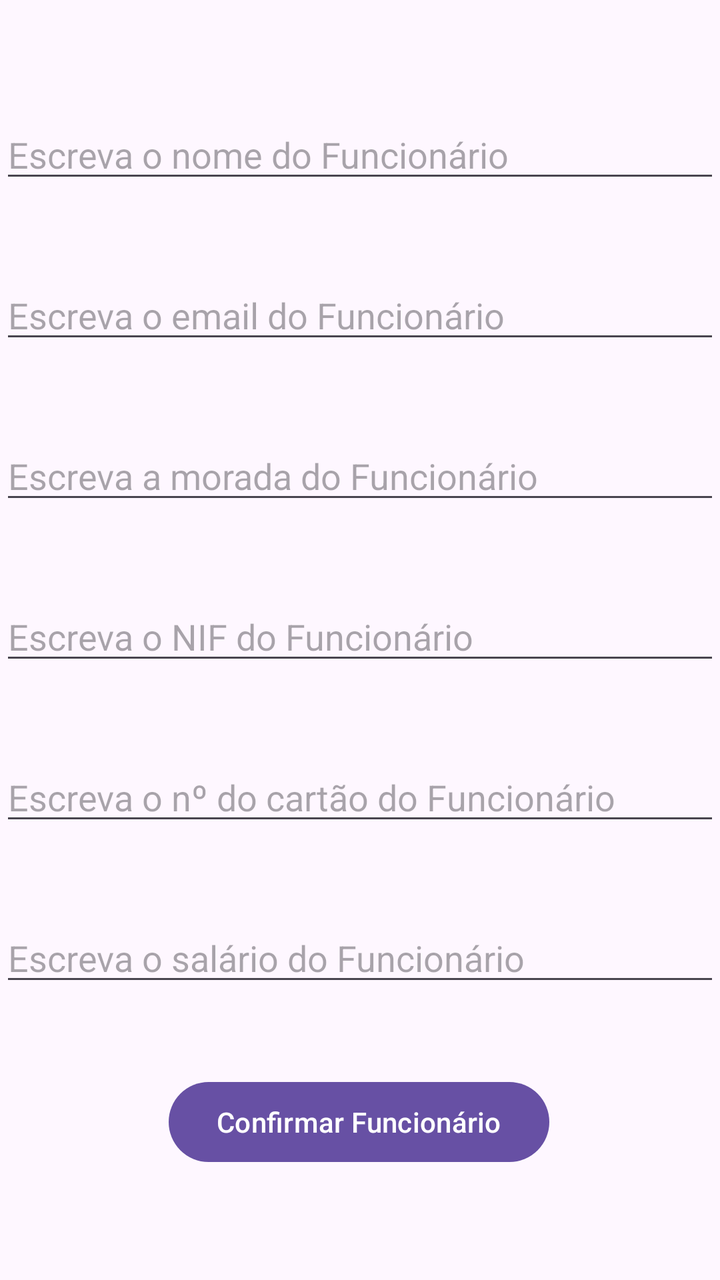
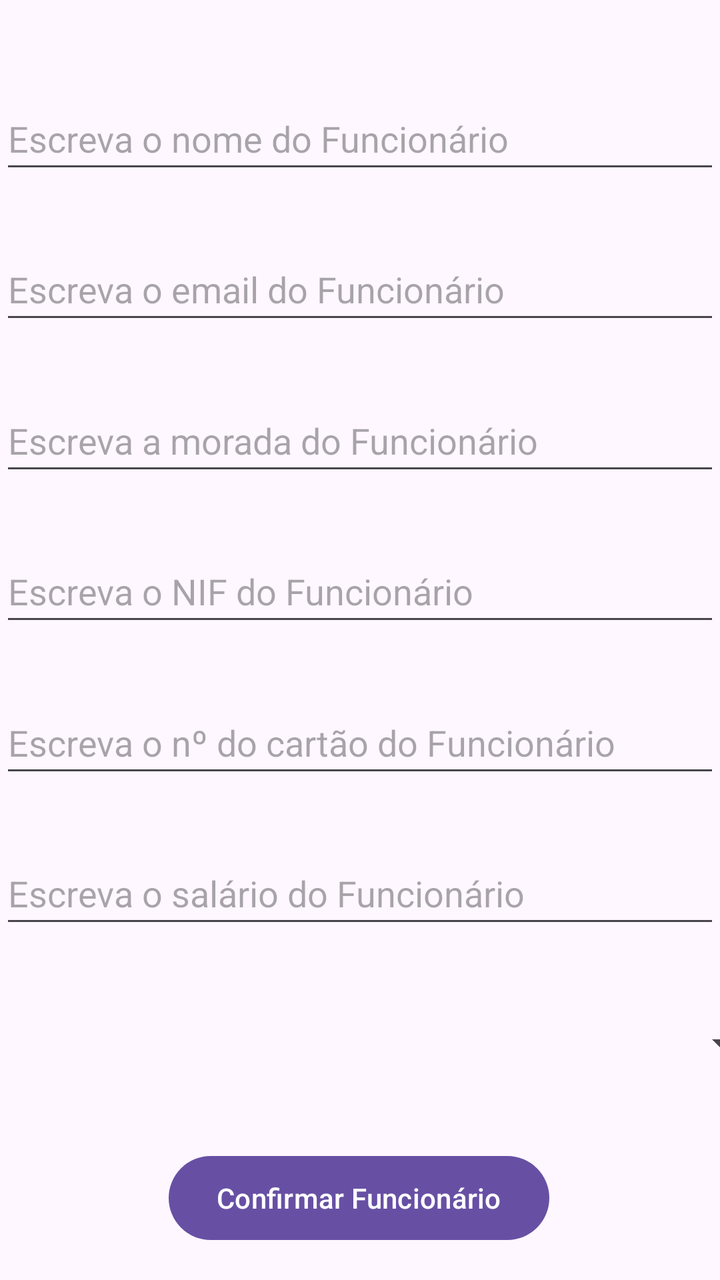

The first picture is an Android layout as it rendered before a commit; the second is the same layout after the commit. The layout source and the unified diff follow.
<!-- AndroidManifest.xml: application theme Theme.ProjectDroid_1220893_1241190 -->
<!-- res/layout/activity_adicionar_funcionario.xml -->
<?xml version="1.0" encoding="utf-8"?>
<androidx.constraintlayout.widget.ConstraintLayout xmlns:android="http://schemas.android.com/apk/res/android"
    xmlns:app="http://schemas.android.com/apk/res-auto"
    xmlns:tools="http://schemas.android.com/tools"
    android:id="@+id/main"
    android:layout_width="match_parent"
    android:layout_height="match_parent"
    tools:context=".ui.AdicionarFuncionario">

    <EditText
        android:id="@+id/editTextSalarioFuncionario"
        android:layout_width="0dp"
        android:layout_height="wrap_content"
        android:hint="Escreva o salário do Funcionário"
        android:inputType="text"
        android:maxLines="1"
        app:layout_constraintBottom_toTopOf="@+id/buttonConfirmarFuncionario"
        app:layout_constraintEnd_toEndOf="parent"
        app:layout_constraintHorizontal_bias="0.0"
        app:layout_constraintStart_toStartOf="parent"
        app:layout_constraintTop_toBottomOf="@+id/editTextNCartaoFuncionario" />

    <EditText
        android:id="@+id/editTextNCartaoFuncionario"
        android:layout_width="0dp"
        android:layout_height="wrap_content"
        android:hint="Escreva o nº do cartão do Funcionário"
        android:inputType="text"
        android:maxLines="1"
        app:layout_constraintBottom_toTopOf="@+id/editTextSalarioFuncionario"
        app:layout_constraintEnd_toEndOf="parent"
        app:layout_constraintHorizontal_bias="0.0"
        app:layout_constraintStart_toStartOf="parent"
        app:layout_constraintTop_toBottomOf="@+id/editTextNifFuncionario" />

    <EditText
        android:id="@+id/editTextMoradaFuncionario"
        android:layout_width="0dp"
        android:layout_height="wrap_content"
        android:hint="Escreva a morada do Funcionário"
        android:inputType="text"
        android:maxLines="1"
        app:layout_constraintBottom_toTopOf="@+id/editTextNifFuncionario"
        app:layout_constraintEnd_toEndOf="parent"
        app:layout_constraintHorizontal_bias="0.0"
        app:layout_constraintStart_toStartOf="parent"
        app:layout_constraintTop_toBottomOf="@+id/editTextEmailFuncionario" />

    <EditText
        android:id="@+id/editTextNifFuncionario"
        android:layout_width="0dp"
        android:layout_height="wrap_content"
        android:hint="Escreva o NIF do Funcionário"
        android:inputType="text"
        android:maxLines="1"
        app:layout_constraintBottom_toTopOf="@+id/editTextNCartaoFuncionario"
        app:layout_constraintEnd_toEndOf="parent"
        app:layout_constraintStart_toStartOf="parent"
        app:layout_constraintTop_toBottomOf="@+id/editTextMoradaFuncionario" />

    <EditText
        android:id="@+id/editTextNomeFuncionario"
        android:layout_width="0dp"
        android:layout_height="wrap_content"
        android:layout_marginTop="16dp"
        android:hint="Escreva o nome do Funcionário"
        android:inputType="text"
        android:maxLines="1"
        app:layout_constraintBottom_toTopOf="@+id/editTextEmailFuncionario"
        app:layout_constraintEnd_toEndOf="parent"
        app:layout_constraintStart_toStartOf="parent"
        app:layout_constraintTop_toTopOf="parent" />

    <EditText
        android:id="@+id/editTextEmailFuncionario"
        android:layout_width="0dp"
        android:layout_height="wrap_content"
        android:hint="Escreva o email do Funcionário"
        android:inputType="text"
        android:maxLines="1"
        app:layout_constraintBottom_toTopOf="@+id/editTextMoradaFuncionario"
        app:layout_constraintEnd_toEndOf="parent"
        app:layout_constraintHorizontal_bias="0.0"
        app:layout_constraintStart_toStartOf="parent"
        app:layout_constraintTop_toBottomOf="@+id/editTextNomeFuncionario" />

    <Button
        android:id="@+id/buttonConfirmarFuncionario"
        android:layout_width="wrap_content"
        android:layout_height="wrap_content"
        android:layout_marginStart="160dp"
        android:layout_marginEnd="161dp"
        android:layout_marginBottom="16dp"
        android:text="Confirmar Funcionário"
        app:layout_constraintBottom_toBottomOf="parent"
        app:layout_constraintEnd_toEndOf="parent"
        app:layout_constraintStart_toStartOf="parent"
        app:layout_constraintTop_toBottomOf="@+id/editTextSalarioFuncionario" />
</androidx.constraintlayout.widget.ConstraintLayout>
<!-- resources referenced by this layout -->
<resources>
  <style name="Theme.ProjectDroid_1220893_1241190" parent="Base.Theme.ProjectDroid_1220893_1241190" />
  <style name="Base.Theme.ProjectDroid_1220893_1241190" parent="Theme.Material3.DayNight.NoActionBar">
          
          
      </style>
</resources>

<!-- the commit's change to res/layout/activity_adicionar_funcionario.xml (unified diff, before → after) -->
@@ -10,11 +10,11 @@
     <EditText
         android:id="@+id/editTextSalarioFuncionario"
         android:layout_width="0dp"
-        android:layout_height="wrap_content"
+        android:layout_height="48dp"
         android:hint="Escreva o salário do Funcionário"
-        android:inputType="text"
+        android:inputType="numberDecimal"
         android:maxLines="1"
-        app:layout_constraintBottom_toTopOf="@+id/buttonConfirmarFuncionario"
+        app:layout_constraintBottom_toTopOf="@+id/spinnerFuncionarAdicionar"
         app:layout_constraintEnd_toEndOf="parent"
         app:layout_constraintHorizontal_bias="0.0"
         app:layout_constraintStart_toStartOf="parent"
@@ -23,7 +23,7 @@
     <EditText
         android:id="@+id/editTextNCartaoFuncionario"
         android:layout_width="0dp"
-        android:layout_height="wrap_content"
+        android:layout_height="48dp"
         android:hint="Escreva o nº do cartão do Funcionário"
         android:inputType="text"
         android:maxLines="1"
@@ -36,7 +36,7 @@
     <EditText
         android:id="@+id/editTextMoradaFuncionario"
         android:layout_width="0dp"
-        android:layout_height="wrap_content"
+        android:layout_height="48dp"
         android:hint="Escreva a morada do Funcionário"
         android:inputType="text"
         android:maxLines="1"
@@ -49,7 +49,7 @@
     <EditText
         android:id="@+id/editTextNifFuncionario"
         android:layout_width="0dp"
-        android:layout_height="wrap_content"
+        android:layout_height="48dp"
         android:hint="Escreva o NIF do Funcionário"
         android:inputType="text"
         android:maxLines="1"
@@ -61,7 +61,7 @@
     <EditText
         android:id="@+id/editTextNomeFuncionario"
         android:layout_width="0dp"
-        android:layout_height="wrap_content"
+        android:layout_height="48dp"
         android:layout_marginTop="16dp"
         android:hint="Escreva o nome do Funcionário"
         android:inputType="text"
@@ -74,7 +74,7 @@
     <EditText
         android:id="@+id/editTextEmailFuncionario"
         android:layout_width="0dp"
-        android:layout_height="wrap_content"
+        android:layout_height="48dp"
         android:hint="Escreva o email do Funcionário"
         android:inputType="text"
         android:maxLines="1"
@@ -87,13 +87,21 @@
     <Button
         android:id="@+id/buttonConfirmarFuncionario"
         android:layout_width="wrap_content"
-        android:layout_height="wrap_content"
+        android:layout_height="50dp"
         android:layout_marginStart="160dp"
         android:layout_marginEnd="161dp"
         android:layout_marginBottom="16dp"
         android:text="Confirmar Funcionário"
         app:layout_constraintBottom_toBottomOf="parent"
         app:layout_constraintEnd_toEndOf="parent"
+        app:layout_constraintStart_toStartOf="parent" />
+
+    <Spinner
+        android:id="@+id/spinnerFuncionarAdicionar"
+        android:layout_width="409dp"
+        android:layout_height="50dp"
+        app:layout_constraintBottom_toTopOf="@+id/buttonConfirmarFuncionario"
+        app:layout_constraintEnd_toEndOf="parent"
         app:layout_constraintStart_toStartOf="parent"
         app:layout_constraintTop_toBottomOf="@+id/editTextSalarioFuncionario" />
 </androidx.constraintlayout.widget.ConstraintLayout>
